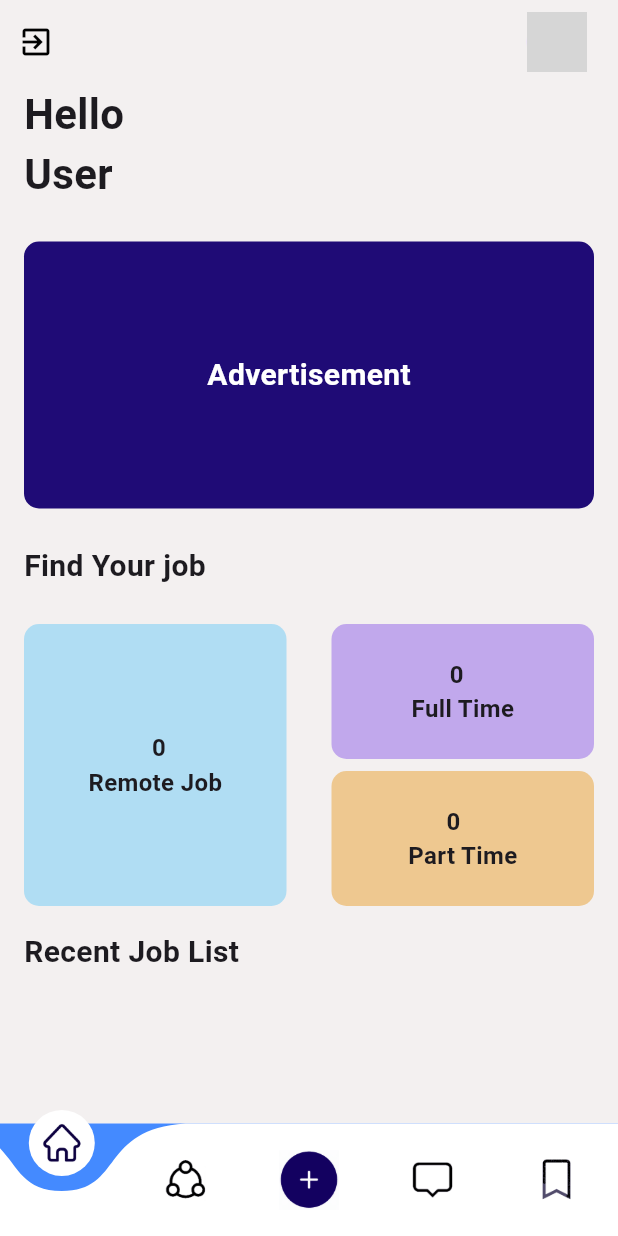
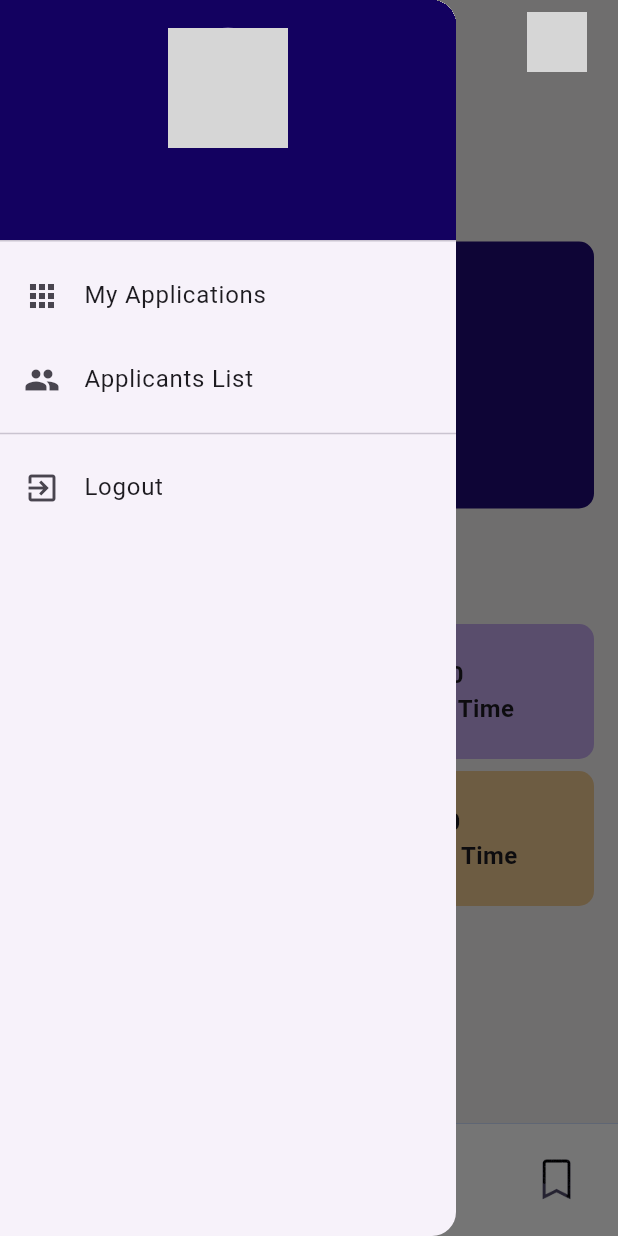
Before and after one commit to UMESH-042/Gigs, a Flutter app: the HomePage screen opened directly with empty values, with the side drawer open (before the commit the screen has no drawer), on a phone screen of 412 x 824 dp. Run offline on Flutter 3.47's test engine with Material 3 defaults, Android fonts, the phone set to English and light mode, and no system bars; drawn by our look-alikes of curved_navigation_bar; our stand-ins replace animated_splash_screen, cached_network_image, cloud_firestore, file_picker, firebase_auth, firebase_core and 11 more; missing offline and left inert: app_settings, easy_pdf_viewer, external_app_launcher; accounts and stored records are empty; network calls fail; grey boxes are pictures that could not be loaded.

Commit message:
Added Drawer in home Screen

```diff
--- a/lib/view/Homes_Screen.dart
+++ b/lib/view/Homes_Screen.dart
@@ -31,8 +31,10 @@ class HomePage extends StatefulWidget {
 
 class _HomePageState extends State<HomePage> {
   String _userImageUrl = ""; // Initialize the user's profile image URL
+  String _userName = "";
   int _currentIndex = 0;
   List<Widget> _screens = [];
+  GlobalKey<ScaffoldState> _scaffoldKey = GlobalKey<ScaffoldState>();
 
   Future<void> storeNotificationToken() async {
     String? token = await FirebaseMessaging.instance.getToken();
@@ -61,7 +63,9 @@ class _HomePageState extends State<HomePage> {
       DisplayJobs(),
       ViewPostsPage(),
       AddJobs(),
-      ChatScreen(currentUserEmail: widget.currentUserEmail,),
+      ChatScreen(
+        currentUserEmail: widget.currentUserEmail,
+      ),
       SavedJobsPage(),
     ];
     _loadUserData();
@@ -97,9 +101,11 @@ class _HomePageState extends State<HomePage> {
           // Get name and imageUrl from the document
           String userImageUrl = userDoc['imageUrl'] ??
               ""; // Default to empty if no image URL is set
+          String userName = userDoc['name'] ?? "";
 
           setState(() {
             _userImageUrl = userImageUrl;
+            _userName = userName;
           });
         }
       }
@@ -110,57 +116,20 @@ class _HomePageState extends State<HomePage> {
 
   @override
   Widget build(BuildContext context) {
+    print(_userName);
+    print(_userImageUrl);
     return Scaffold(
-      // appBar: _currentIndex == 0
-      //     ? AppBar(
-      //         backgroundColor: Colors.transparent,
-      //         elevation: 0,
-      //         actions: [
-      //           IconButton(
-      //             icon: Icon(Icons.exit_to_app,
-      //                 color: Colors.black), // Set the color to black
-      //             onPressed: () {
-      //               _logout(); // Call the logout function
-      //             },
-      //           ),
-      //           SizedBox(width: 275,),
-      //           Row(
-      //             children: [
-      //               Container(
-      //                 margin: EdgeInsets.only(right: 17),
-      //                 child: IconButton(
-      //                   padding: EdgeInsets.all(0),
-      //                   icon: CircleAvatar(
-      //                     // backgroundColor: Color.fromARGB(255, 76, 175, 142),
-      //                     backgroundImage: NetworkImage(_userImageUrl),
-      //                   ),
-      //                   onPressed: () {
-      //                     Navigator.push(
-      //                         context,
-      //                         MaterialPageRoute(
-      //                             builder: (context) => ProfilePage(
-      //                                   currentUserEmail:
-      //                                       widget.currentUserEmail,
-      //                                   imageUrl: _userImageUrl,
-      //                                 )));
-      //                   },
-      //                 ),
-      //               ),
-      //             ],
-      //           ),
-      //         ],
-      //       )
-      //     : null,
+      key: _scaffoldKey,
       appBar: _currentIndex == 0
           ? AppBar(
-        // backgroundColor: Colors.transparent,
               backgroundColor: const Color.fromARGB(255, 243, 240, 240),
               elevation: 0,
               actions: [
                 IconButton(
-            icon: Icon(Icons.exit_to_app, color: Colors.black),
+                  icon: Icon(Icons.menu_outlined, color: Colors.black),
                   onPressed: () {
-              _logout();
+                    // _logout();
+                    _scaffoldKey.currentState?.openDrawer();
                   },
                 ),
                 Expanded(
@@ -193,6 +162,72 @@ class _HomePageState extends State<HomePage> {
               ],
             )
           : null,
+      drawer: Drawer(
+        child: ListView(
+          padding: EdgeInsets.zero,
+          children: [
+            DrawerHeader(
+              decoration: BoxDecoration(
+                color: Color(0xFF130160),
+              ),
+              child: Column(
+                mainAxisAlignment: MainAxisAlignment.center,
+                crossAxisAlignment: CrossAxisAlignment.center,
+                children: [
+                  CircleAvatar(
+                    backgroundImage: NetworkImage(_userImageUrl),
+                    radius: 40,
+                  ),
+                  SizedBox(height: 12),
+                  Text(
+                    _userName, // Replace with the actual user name
+                    style: TextStyle(
+                      fontSize: 20,
+                      fontWeight: FontWeight.bold,
+                      color: Colors.white,
+                    ),
+                  ),
+                  SizedBox(height: 8),
+                ],
+              ),
+            ),
+            ListTile(
+              leading: Icon(Icons.apps),
+              title: Text(
+                'My Applications',
+                style: TextStyle(fontSize: 16),
+              ),
+              onTap: () {
+                Navigator.pop(context); // Close the drawer
+                // Add your navigation logic here
+              },
+            ),
+            ListTile(
+              leading: Icon(Icons.people),
+              title: Text(
+                'Applicants List',
+                style: TextStyle(fontSize: 16),
+              ),
+              onTap: () {
+                Navigator.pop(context); // Close the drawer
+                // Add your navigation logic here
+              },
+            ),
+            Divider(),
+            ListTile(
+              leading: Icon(Icons.exit_to_app),
+              title: Text(
+                'Logout',
+                style: TextStyle(fontSize: 16),
+              ),
+              onTap: () {
+                Navigator.pop(context); // Close the drawer
+                _logout(); // Add your logout logic here
+              },
+            ),
+          ],
+        ),
+      ),
       body: Column(
         children: [
           Expanded(
@@ -205,7 +240,6 @@ class _HomePageState extends State<HomePage> {
       bottomNavigationBar: CurvedNavigationBar(
         color: Colors.white,
         buttonBackgroundColor: Colors.white,
-        // backgroundColor: Color(0xFF130160),
         animationCurve: Curves.fastOutSlowIn,
         index: _currentIndex,
         items: [
@@ -237,10 +271,10 @@ class _HomePageState extends State<HomePage> {
         ],
         onTap: (index) {
           if (index == 2) {
-            // Check if "Add" button is tapped
             showModalBottomSheet(
               shape: RoundedRectangleBorder(
-                  borderRadius: BorderRadius.circular(25.0)),
+                borderRadius: BorderRadius.circular(25.0),
+              ),
               context: context,
               isScrollControlled: true,
               builder: (context) => AddBottomSheet(
```
Lines whose indentation alone changed are shown as unchanged.
